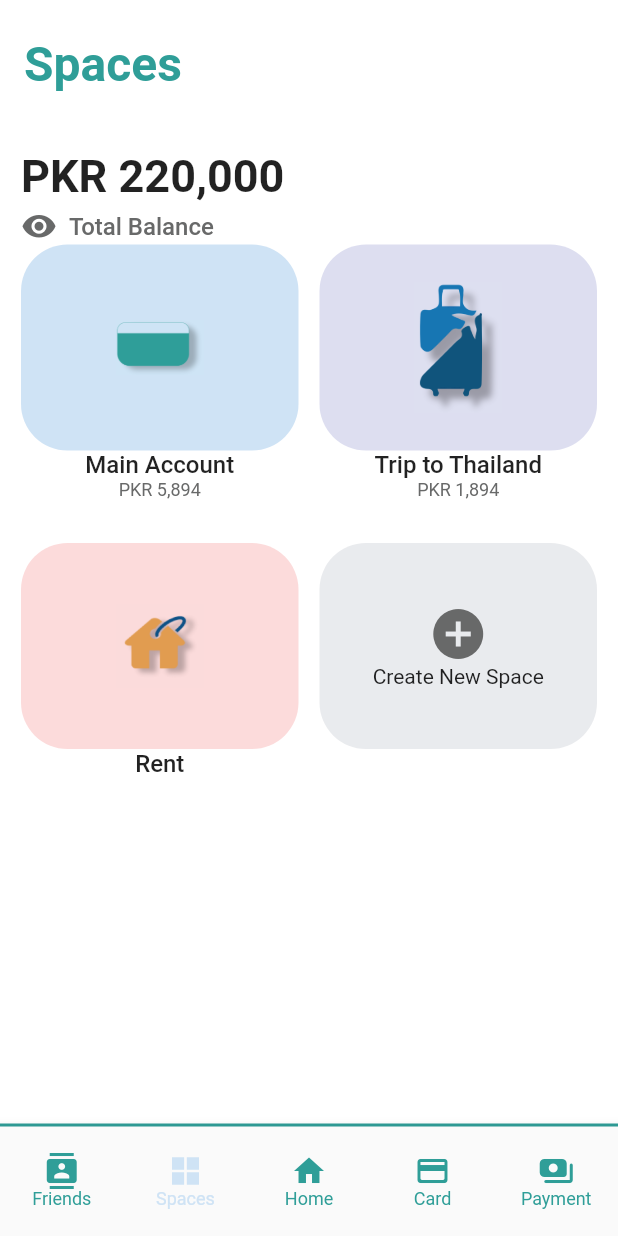
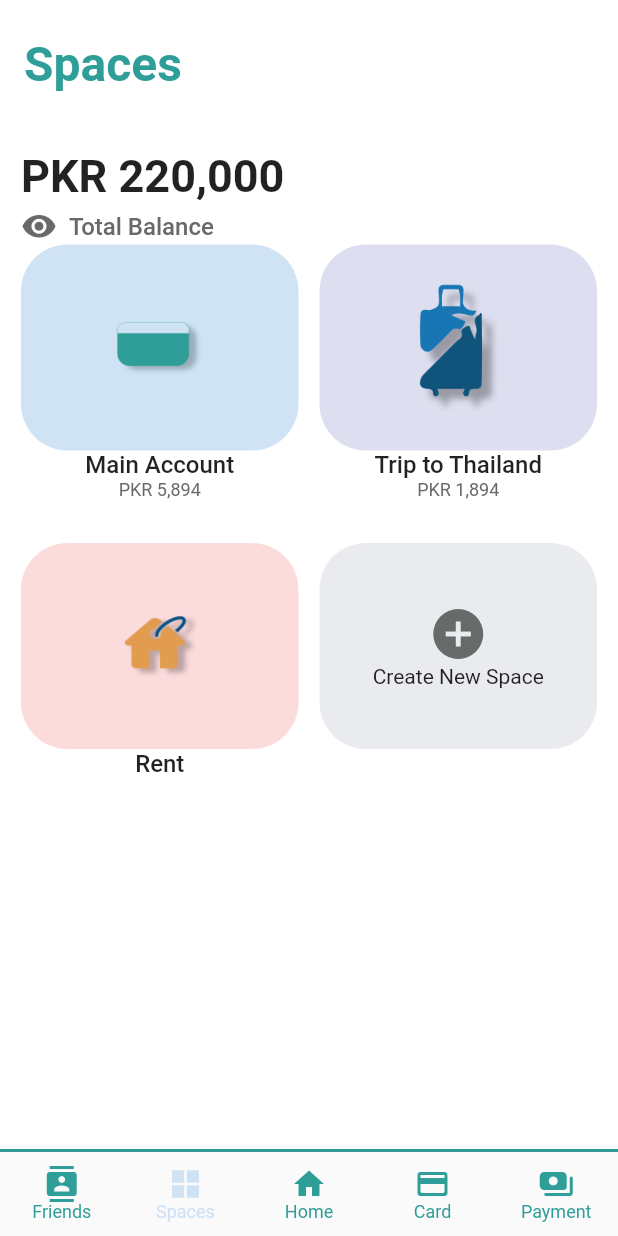
Before and after one commit to bartuavci/bartuavci, a Flutter app: the BottomNavBarScreen screen opened directly, item 2 of the bottom bar chosen, on a phone screen of 412 x 824 dp. Run offline on Flutter 3.47's test engine with Material 2 defaults, Android fonts, the phone set to English and light mode, and no system bars; our stand-ins replace device_preview, fl_chart, local_auth; project files that could hold a hidden picture were left out.

Commit message:
bnb problem solved

```diff
--- a/lib/bottom_nav_bar/bnb.dart
+++ b/lib/bottom_nav_bar/bnb.dart
@@ -32,7 +32,7 @@ class _BottomNavBarScreenState extends State<BottomNavBarScreen> {
       ),
       // screens[_selectedIndex],
       bottomNavigationBar: Container(
-        height: 75,
+        // height: 75,
         decoration: BoxDecoration(
             color: ConstantColors.darkGreen,
             border: Border(
--- a/pubspec.yaml
+++ b/pubspec.yaml
@@ -24,6 +24,7 @@ dependencies:
   flutter:
     sdk: flutter
   cupertino_icons: ^1.0.2
+  device_preview: ^0.7.3
   fl_chart: ^0.36.1
   flutter_svg: ^0.22.0
   local_auth: ^1.1.6
@@ -52,7 +53,6 @@ flutter:
     - assets/images/users/
     - assets/images/others/
     - assets/images/qr_codes/
-
     # - assets/images/spaces/
   #   - images/a_dot_ham.jpeg
   # An image asset can refer to one or more resolution-specific "variants", see
```
Also changed, not shown: lib/main.dart (+10 -1 lines), pubspec.lock.
